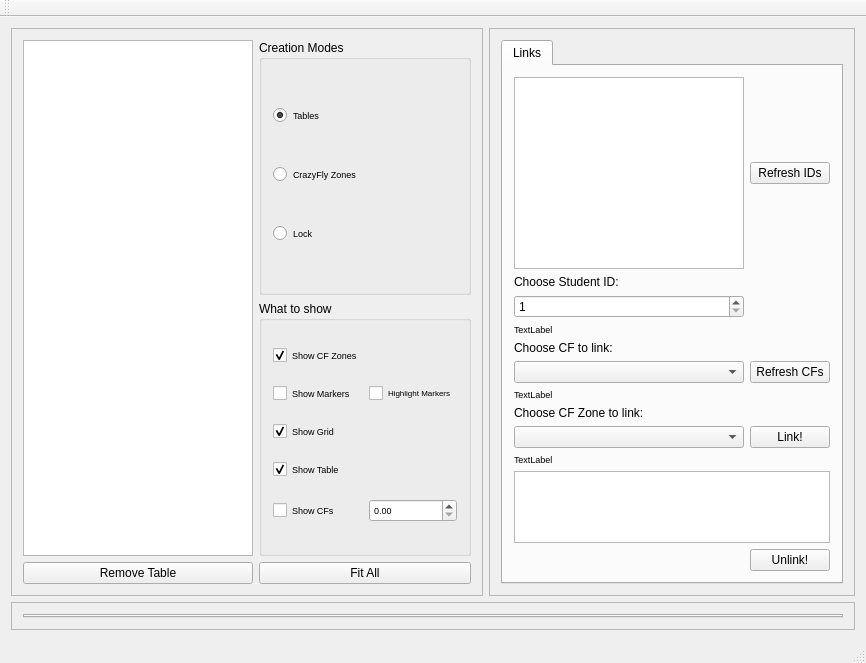
This is pps_ws/src/d_fall_pps/GUI_Qt/CrazyFlyGUI/src/mainguiwindow.ui in alexdidier/rampc-quadrotor as Qt 5 draws it before an edit. The edited form follows.
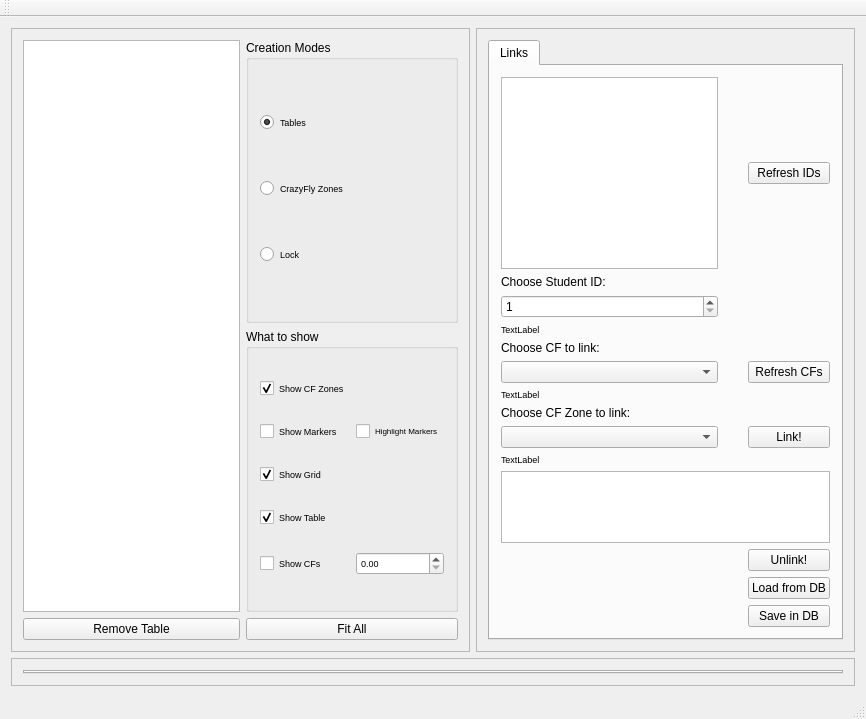
This is the edited form. Custom widgets are drawn as their Qt base class.

Diff of the .ui file:
```diff
--- a/pps_ws/src/d_fall_pps/GUI_Qt/CrazyFlyGUI/src/mainguiwindow.ui
+++ b/pps_ws/src/d_fall_pps/GUI_Qt/CrazyFlyGUI/src/mainguiwindow.ui
@@ -7,7 +7,7 @@
     <x>0</x>
     <y>0</y>
     <width>866</width>
-    <height>587</height>
+    <height>663</height>
    </rect>
   </property>
   <property name="windowTitle">
@@ -258,7 +258,19 @@
            <string>Links</string>
           </attribute>
           <layout class="QGridLayout" name="gridLayout">
-           <item row="12" column="1" colspan="2">
+           <item row="5" column="1" colspan="6">
+            <widget class="QLabel" name="err_message_student_id">
+             <property name="font">
+              <font>
+               <pointsize>7</pointsize>
+              </font>
+             </property>
+             <property name="text">
+              <string>TextLabel</string>
+             </property>
+            </widget>
+           </item>
+           <item row="12" column="1" colspan="6">
             <widget class="QLabel" name="err_message_cf_zone">
              <property name="font">
               <font>
@@ -270,7 +282,7 @@
              </property>
             </widget>
            </item>
-           <item row="9" column="1" colspan="2">
+           <item row="9" column="1" colspan="6">
             <widget class="QLabel" name="err_message_cf">
              <property name="font">
               <font>
@@ -282,18 +294,6 @@
              </property>
             </widget>
            </item>
-           <item row="5" column="1" colspan="2">
-            <widget class="QLabel" name="err_message_student_id">
-             <property name="font">
-              <font>
-               <pointsize>7</pointsize>
-              </font>
-             </property>
-             <property name="text">
-              <string>TextLabel</string>
-             </property>
-            </widget>
-           </item>
            <item row="4" column="1">
             <widget class="QSpinBox" name="spinBox_student_ids">
              <property name="sizePolicy">
@@ -350,28 +350,21 @@
              </property>
             </widget>
            </item>
-           <item row="8" column="2">
+           <item row="8" column="6">
             <widget class="QPushButton" name="refresh_cfs_button">
              <property name="text">
               <string>Refresh CFs</string>
              </property>
             </widget>
            </item>
-           <item row="2" column="2">
+           <item row="2" column="6">
             <widget class="QPushButton" name="refresh_student_ids_button">
              <property name="text">
               <string>Refresh IDs</string>
              </property>
             </widget>
            </item>
-           <item row="11" column="2">
-            <widget class="QPushButton" name="link_button">
-             <property name="text">
-              <string>Link!</string>
-             </property>
-            </widget>
-           </item>
-           <item row="13" column="1" colspan="2">
+           <item row="13" column="1" colspan="6">
             <widget class="QTableWidget" name="table_links">
              <property name="minimumSize">
               <size>
@@ -393,13 +386,34 @@
              </attribute>
             </widget>
            </item>
-           <item row="14" column="2">
+           <item row="11" column="6">
+            <widget class="QPushButton" name="link_button">
+             <property name="text">
+              <string>Link!</string>
+             </property>
+            </widget>
+           </item>
+           <item row="15" column="6">
             <widget class="QPushButton" name="unlink_button">
              <property name="text">
               <string>Unlink!</string>
              </property>
             </widget>
            </item>
+           <item row="17" column="6">
+            <widget class="QPushButton" name="save_in_DB_button">
+             <property name="text">
+              <string>Save in DB</string>
+             </property>
+            </widget>
+           </item>
+           <item row="16" column="6">
+            <widget class="QPushButton" name="load_from_DB_button">
+             <property name="text">
+              <string>Load from DB</string>
+             </property>
+            </widget>
+           </item>
           </layout>
          </widget>
         </widget>
```
Left out of the diff: 12 changed lines with no effect on the pictures.
